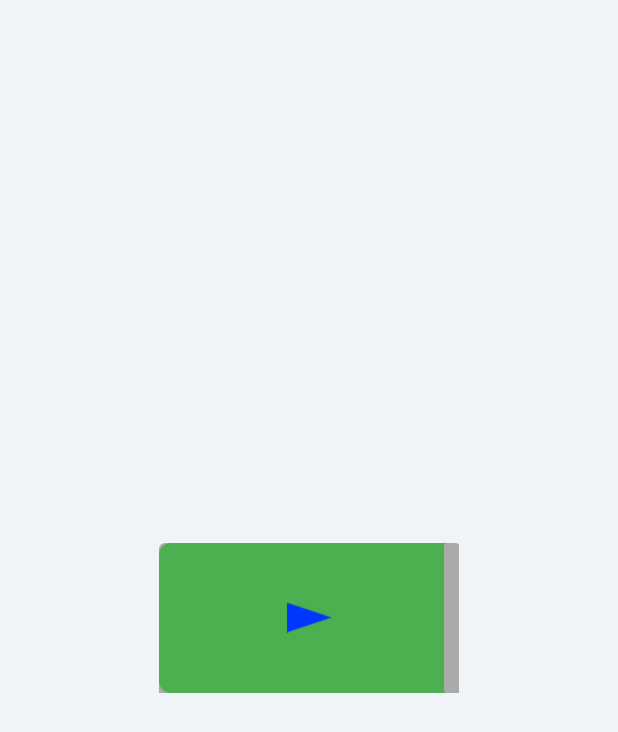
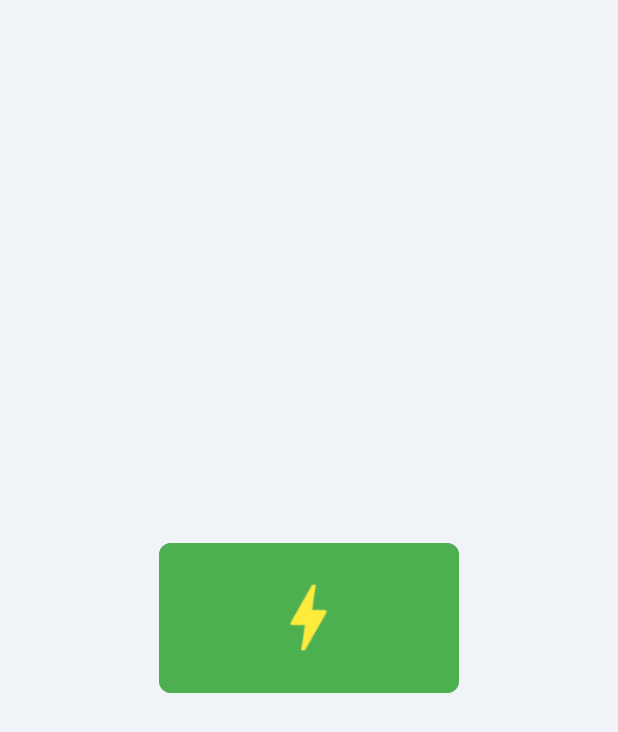
Before and after one commit to Oyupa/PDE_Consumo_Energetico, an Android app built with Jetpack Compose: the SplashActivity screen opened directly, with no data from a screen before it, on a phone screen of 412 x 824 dp. Shown: the top 732 px of the screen. Run offline under Robolectric (Android 15) with nearby library versions, the phone set to English and light mode, and no system bars; 1 statement that could not run was skipped.

Commit message:
Añadida pantalla Splash para el inicio de la aplicación

```diff
--- a/app/src/main/res/drawable/battery_progress.xml
+++ b/app/src/main/res/drawable/battery_progress.xml
@@ -1,15 +1,4 @@
-<?xml version="1.0" encoding="utf-8"?>
 <layer-list xmlns:android="http://schemas.android.com/apk/res/android">
-
-    <!-- Parte superior de la batería -->
-    <item>
-        <shape android:shape="rectangle">
-            <solid android:color="@android:color/darker_gray" />
-            <size android:width="20dp" android:height="8dp" /> <!-- Tamaño del conector -->
-            <corners android:topLeftRadius="4dp" android:topRightRadius="4dp" /> <!-- Esquinas redondeadas en la parte superior -->
-        </shape>
-        <padding android:left="90dp" /> <!-- Desplazar hacia la derecha para alinearlo -->
-    </item>
 
     <!-- Cuerpo de la batería -->
     <item>
@@ -30,31 +19,15 @@
         </clip>
     </item>
 
-    <!-- Rayo -->
-    <item android:gravity="center">
-        <rotate
-            android:fromDegrees="90"
-            android:toDegrees="90">
-            <vector xmlns:android="http://schemas.android.com/apk/res/android"
-                android:width="20dp"
-                android:height="30dp"
-                android:viewportWidth="20"
-                android:viewportHeight="30">
-                <path
-                    android:fillColor="#0037FF"
-                    android:pathData="M10,0 L20,30 L0,30 Z" />
-            </vector>
-        </rotate>
+    <!-- Rayo con ajuste de tamaño y posición -->
+    <!--
+    <item>
+        <bitmap
+            android:src="@drawable/ic_bolt"
+            android:gravity="center"
+            android:tileMode="disabled"
+            android:scaleType="fitXY" />
     </item>
-
-    <!-- Cuadrado al final de la batería -->
-    <item android:gravity="end">
-        <shape android:shape="rectangle">
-            <solid android:color="@android:color/darker_gray" /> <!-- Color del cuadrado -->
-            <size android:width="10dp" android:height="10dp" /> <!-- Tamaño del cuadrado -->
-            <corners android:radius="2dp" /> <!-- Esquinas ligeramente redondeadas -->
-        </shape>
-        <padding android:left="5dp" /> <!-- Espaciado a la izquierda -->
-    </item>
+    -->
 
 </layer-list>
--- a/app/src/main/res/layout/activity_splash.xml
+++ b/app/src/main/res/layout/activity_splash.xml
@@ -1,21 +1,28 @@
 <?xml version="1.0" encoding="utf-8"?>
-<RelativeLayout xmlns:android="http://schemas.android.com/apk/res/android"
+<FrameLayout xmlns:android="http://schemas.android.com/apk/res/android"
     android:layout_width="match_parent"
     android:layout_height="match_parent"
     android:background="#F0F4F8"
     android:gravity="center">
 
+    <!-- ProgressBar de la batería -->
     <ProgressBar
         android:id="@+id/loadingBattery"
         android:layout_width="200dp"
         android:layout_height="100dp"
         android:indeterminate="false"
+        android:layout_gravity="center"
         android:max="100"
         android:progress="0"
-        android:layout_centerInParent="true"
         style="@android:style/Widget.ProgressBar.Horizontal"
         android:background="@android:color/transparent"
         android:progressDrawable="@drawable/battery_progress" />
 
+    <!-- Imagen del rayo -->
+    <ImageView
+        android:layout_width="90dp"
+        android:layout_height="90dp"
+        android:src="@drawable/ic_bolt"
+        android:layout_gravity="center" />
 
-</RelativeLayout>
+</FrameLayout>
```
Also changed, not shown: app/src/main/res/drawable/ic_bolt.png (added).
